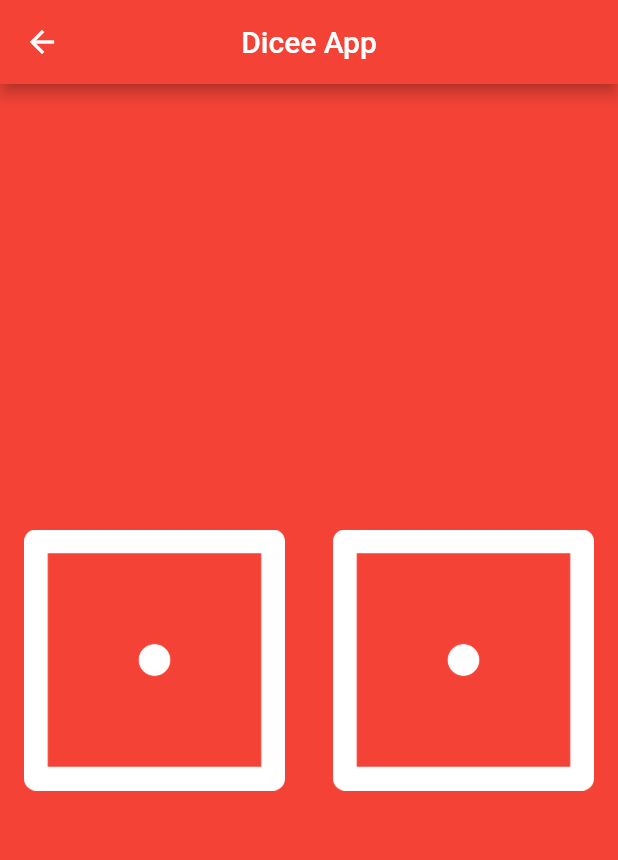
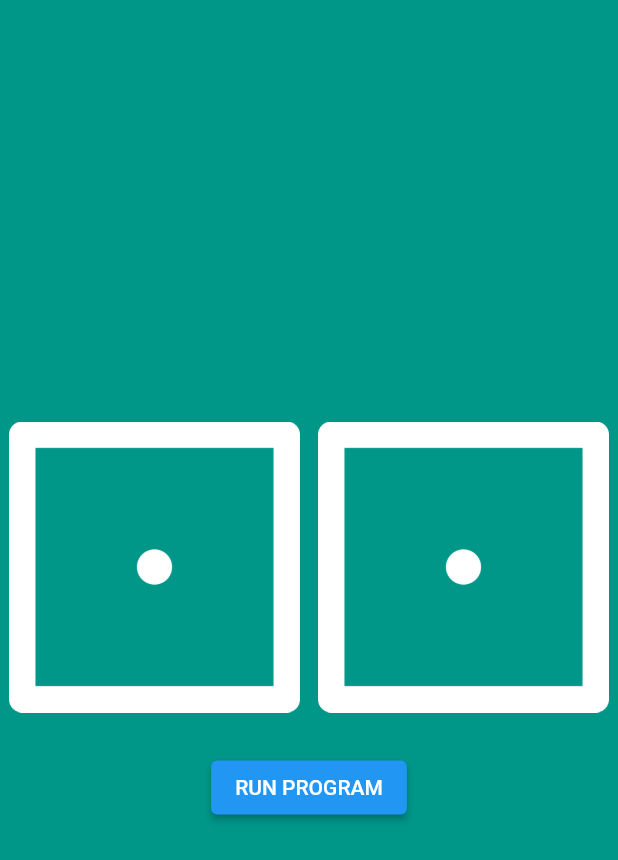
Before and after one commit to Jordan-erifried/MultiChoice, a Flutter app: the screen it shows after launch, after a tap on "DICEE", on a phone screen of 412 x 824 dp. Shown: the top 860 px of the screen. Run offline on Flutter 3.47's test engine with Material 2 defaults, Android fonts, the phone set to English and light mode, and no system bars.

Commit message:
my_dicee custom

```diff
--- a/lib/main.dart
+++ b/lib/main.dart
@@ -92,7 +92,7 @@
                     onPressed: () {
                       Navigator.push(
                         context,
-                        MaterialPageRoute(builder: (context) => const Dicee())
+                        MaterialPageRoute(builder: (context) => const MyDicee())
                       );
                     },
                     child: const Text('DICEE'),
--- a/lib/my_dicee.dart
+++ b/lib/my_dicee.dart
@@ -1,61 +1,73 @@
 import 'dart:math';
 import 'package:flutter/material.dart';
 
+void main() {
+  runApp(MyDicee());
+}
 
-class Dicee extends StatefulWidget {
-  const Dicee({Key? key}) : super(key: key);
+class MyDicee extends StatefulWidget {
+  const MyDicee({Key? key}) : super(key: key);
 
   @override
-  State<Dicee> createState() => _DiceeState();
+  State<MyDicee> createState() => _MyDiceeState();
 }
 
-class _DiceeState extends State<Dicee> {
+class _MyDiceeState extends State<MyDicee> {
   int leftDiceNumber = 1;
   int rightDiceNumber = 1;
-
-  void left() {
+  final ButtonStyle style = ElevatedButton.styleFrom(textStyle: const TextStyle(fontSize: 20));
+  void left()  {
     setState(() {
       leftDiceNumber = Random().nextInt(6) + 1;
-      rightDiceNumber = Random().nextInt(6) +1;
+      // rightDiceNumber = Random().nextInt(6) + 1;
     });
   }
 
   void right() {
     setState(() {
-      rightDiceNumber = Random().nextInt(6) +1;
-      leftDiceNumber = Random().nextInt(6) + 1;
+      rightDiceNumber = Random().nextInt(6) + 1;
+      // leftDiceNumber = Random().nextInt(6) + 1;
     });
   }
   @override
   Widget build(BuildContext context) {
     return Scaffold(
-      appBar: AppBar(
-        backgroundColor: Colors.red,
-        title: const Text('Dicee App'),
-        centerTitle: true,
-      ),
-      backgroundColor: Colors.red,
-      body: Center(
-        child: Row(
+      backgroundColor: Colors.teal,
+      body: SafeArea(
+        child: Center(
+          child: Column(
+            mainAxisAlignment: MainAxisAlignment.center,
+            children: [
+              Row(
                 children: <Widget>[
                   Expanded(
-              child: FlatButton(
+                   child: Padding(
+                     padding: EdgeInsets.all(6.0),
                      child: Image.asset('images/dice$leftDiceNumber.png'),
-                  onPressed: () {
-                    left();
-                  },
                    ),
                   ),
 
                   Expanded(
-              child: FlatButton(
+                   child: Padding(
+                     padding: EdgeInsets.all(6.0),
                      child: Image.asset('images/dice$rightDiceNumber.png'),
-                  onPressed: () {
-                    right();
-                  },
                    ),
                   ),
                 ],
+              ),
+
+              SizedBox(
+                height: 20.0,
+              ),
+              ElevatedButton(
+                child: const Text('RUN PROGRAM'),
+                onPressed: () {
+                  left();
+                  right();
+                },
+              )
+            ],
+          ),
         ),
       ),
     );
```
Lines whose indentation alone changed are shown as unchanged.
